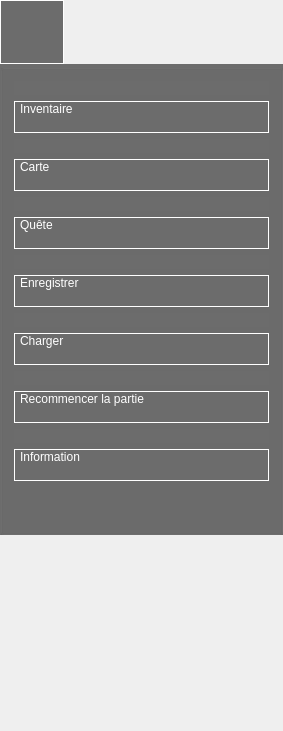
This is Projet Poo Master/ImageCliquable/QLafayetteMenu.ui in GuillaumeHuguerre/POOGROUPE as Qt 5 draws it before an edit. The edited form follows.
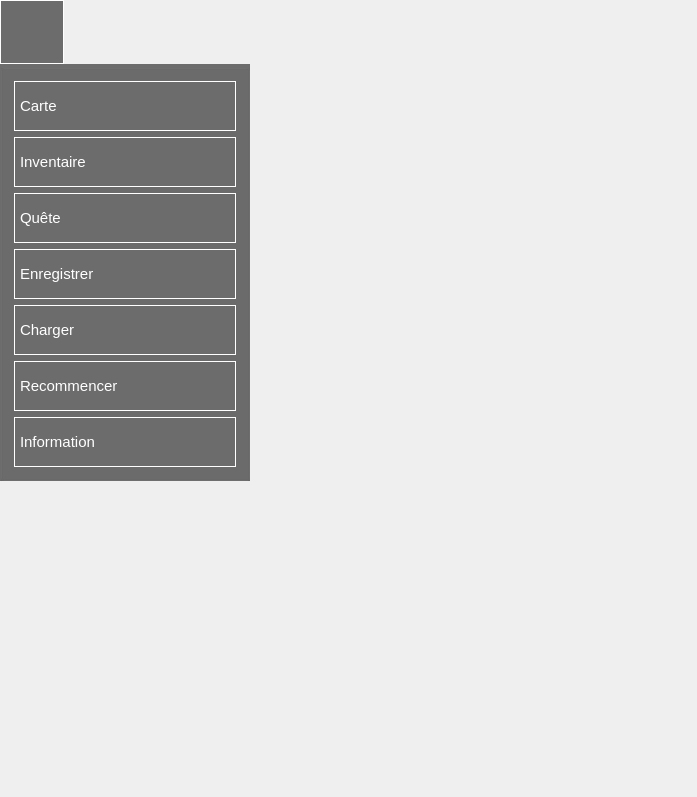
This is the edited form. Icons and pictures are not drawn.

```diff
--- a/Projet Poo Master/ImageCliquable/QLafayetteMenu.ui
+++ b/Projet Poo Master/ImageCliquable/QLafayetteMenu.ui
@@ -6,20 +6,27 @@
    <rect>
     <x>0</x>
     <y>0</y>
-    <width>283</width>
-    <height>731</height>
+    <width>697</width>
+    <height>797</height>
    </rect>
   </property>
+  <property name="minimumSize">
+   <size>
+    <width>0</width>
+    <height>20</height>
+   </size>
+  </property>
   <property name="windowTitle">
    <string>QLafayetteMenu</string>
   </property>
   <property name="styleSheet">
-   <string notr="true">QPushButton {
+   <string notr="true">QPushButton{
 	background-color : transparent;
-	text-align :top, left;
+	text-align : left;
 	border : 1px solid white;
 	padding-left :5px;
 	color: white;
+	font-size: 15px;
 }</string>
   </property>
   <layout class="QVBoxLayout" name="verticalLayout">
@@ -72,9 +79,12 @@
        <property name="orientation">
         <enum>Qt::Horizontal</enum>
        </property>
+       <property name="sizeType">
+        <enum>QSizePolicy::Expanding</enum>
+       </property>
        <property name="sizeHint" stdset="0">
         <size>
-         <width>40</width>
+         <width>100</width>
          <height>20</height>
         </size>
        </property>
@@ -87,6 +97,12 @@
      <property name="enabled">
       <bool>true</bool>
      </property>
+     <property name="maximumSize">
+      <size>
+       <width>250</width>
+       <height>16777215</height>
+      </size>
+     </property>
      <property name="font">
       <font>
        <kerning>false</kerning>
@@ -117,218 +133,309 @@
       <bool>false</bool>
      </property>
      <layout class="QVBoxLayout" name="verticalLayout_2">
-      <item>
-       <widget class="QLabel" name="label_3">
-        <property name="text">
-         <string/>
-        </property>
-        <property name="pixmap">
-         <pixmap>../../../../../../kevch/Desktop/images poo/_Inventaire1.jpg</pixmap>
-        </property>
-        <property name="scaledContents">
-         <bool>true</bool>
-        </property>
-       </widget>
-      </item>
-      <item>
-       <widget class="QPushButton" name="pushButton_8">
-        <property name="minimumSize">
-         <size>
-          <width>0</width>
-          <height>32</height>
-         </size>
-        </property>
-        <property name="text">
-         <string>Inventaire </string>
-        </property>
-       </widget>
-      </item>
-      <item>
-       <widget class="QLabel" name="carte">
-        <property name="text">
-         <string/>
-        </property>
-        <property name="pixmap">
-         <pixmap>../../../../../../kevch/Desktop/images poo/_Carte.png</pixmap>
-        </property>
-        <property name="scaledContents">
-         <bool>true</bool>
-        </property>
-        <property name="wordWrap">
-         <bool>false</bool>
-        </property>
-        <property name="openExternalLinks">
-         <bool>false</bool>
-        </property>
-       </widget>
-      </item>
       <item>
        <widget class="QPushButton" name="pushButton_9">
+        <property name="enabled">
+         <bool>true</bool>
+        </property>
         <property name="minimumSize">
          <size>
-          <width>0</width>
-          <height>32</height>
+          <width>100</width>
+          <height>50</height>
          </size>
         </property>
+        <property name="mouseTracking">
+         <bool>false</bool>
+        </property>
+        <property name="acceptDrops">
+         <bool>false</bool>
+        </property>
+        <property name="autoFillBackground">
+         <bool>false</bool>
+        </property>
         <property name="text">
          <string>Carte </string>
         </property>
+        <property name="icon">
+         <iconset>
+          <normaloff>D:/IUT - cours/projet POO/images poo/_Carte.png</normaloff>D:/IUT - cours/projet POO/images poo/_Carte.png</iconset>
+        </property>
+        <property name="iconSize">
+         <size>
+          <width>25</width>
+          <height>25</height>
+         </size>
+        </property>
+        <property name="autoDefault">
+         <bool>true</bool>
+        </property>
+        <property name="default">
+         <bool>true</bool>
+        </property>
+        <property name="flat">
+         <bool>true</bool>
+        </property>
        </widget>
       </item>
       <item>
-       <widget class="QLabel" name="quete">
+       <widget class="QPushButton" name="pushButton_8">
+        <property name="enabled">
+         <bool>true</bool>
+        </property>
+        <property name="minimumSize">
+         <size>
+          <width>100</width>
+          <height>50</height>
+         </size>
+        </property>
+        <property name="mouseTracking">
+         <bool>false</bool>
+        </property>
+        <property name="acceptDrops">
+         <bool>false</bool>
+        </property>
+        <property name="autoFillBackground">
+         <bool>false</bool>
+        </property>
         <property name="text">
-         <string/>
+         <string>Inventaire </string>
         </property>
         <property name="pixmap">
          <pixmap>../../../../../../kevch/Desktop/images poo/_Loupe.png</pixmap>
         </property>
-        <property name="scaledContents">
+        <property name="iconSize">
+         <size>
+          <width>25</width>
+          <height>25</height>
+         </size>
+        </property>
+        <property name="autoDefault">
+         <bool>true</bool>
+        </property>
+        <property name="default">
+         <bool>true</bool>
+        </property>
+        <property name="flat">
          <bool>true</bool>
         </property>
        </widget>
       </item>
       <item>
        <widget class="QPushButton" name="pushButton_10">
+        <property name="enabled">
+         <bool>true</bool>
+        </property>
         <property name="minimumSize">
          <size>
-          <width>0</width>
-          <height>32</height>
+          <width>100</width>
+          <height>50</height>
          </size>
         </property>
+        <property name="mouseTracking">
+         <bool>false</bool>
+        </property>
+        <property name="acceptDrops">
+         <bool>false</bool>
+        </property>
+        <property name="autoFillBackground">
+         <bool>false</bool>
+        </property>
         <property name="text">
          <string>Quête</string>
         </property>
-       </widget>
-      </item>
-      <item>
-       <widget class="QLabel" name="enregistrer">
-        <property name="text">
-         <string/>
+        <property name="icon">
+         <iconset>
+          <normaloff>D:/IUT - cours/projet POO/images poo/_Loupe.png</normaloff>D:/IUT - cours/projet POO/images poo/_Loupe.png</iconset>
         </property>
-        <property name="pixmap">
-         <pixmap>../../../../../../kevch/Desktop/images poo/_Enregistrer.png</pixmap>
+        <property name="iconSize">
+         <size>
+          <width>25</width>
+          <height>25</height>
+         </size>
         </property>
-        <property name="scaledContents">
+        <property name="autoDefault">
+         <bool>true</bool>
+        </property>
+        <property name="default">
+         <bool>true</bool>
+        </property>
+        <property name="flat">
          <bool>true</bool>
         </property>
        </widget>
       </item>
       <item>
        <widget class="QPushButton" name="pushButton_11">
+        <property name="enabled">
+         <bool>true</bool>
+        </property>
         <property name="minimumSize">
          <size>
-          <width>0</width>
-          <height>32</height>
+          <width>100</width>
+          <height>50</height>
          </size>
         </property>
+        <property name="mouseTracking">
+         <bool>false</bool>
+        </property>
+        <property name="acceptDrops">
+         <bool>false</bool>
+        </property>
+        <property name="autoFillBackground">
+         <bool>false</bool>
+        </property>
         <property name="text">
          <string>Enregistrer </string>
         </property>
-       </widget>
-      </item>
-      <item>
-       <widget class="QLabel" name="label_2">
-        <property name="text">
-         <string/>
+        <property name="icon">
+         <iconset>
+          <normaloff>D:/IUT - cours/projet POO/images poo/_Enregistrer.png</normaloff>D:/IUT - cours/projet POO/images poo/_Enregistrer.png</iconset>
         </property>
-        <property name="pixmap">
-         <pixmap>../../../../../../kevch/Desktop/images poo/_Upload.png</pixmap>
+        <property name="iconSize">
+         <size>
+          <width>25</width>
+          <height>25</height>
+         </size>
         </property>
-        <property name="scaledContents">
+        <property name="autoDefault">
+         <bool>true</bool>
+        </property>
+        <property name="default">
+         <bool>true</bool>
+        </property>
+        <property name="flat">
          <bool>true</bool>
         </property>
        </widget>
       </item>
       <item>
        <widget class="QPushButton" name="pushButton_12">
+        <property name="enabled">
+         <bool>true</bool>
+        </property>
         <property name="minimumSize">
          <size>
-          <width>0</width>
-          <height>32</height>
+          <width>100</width>
+          <height>50</height>
          </size>
         </property>
+        <property name="mouseTracking">
+         <bool>false</bool>
+        </property>
+        <property name="acceptDrops">
+         <bool>false</bool>
+        </property>
+        <property name="autoFillBackground">
+         <bool>false</bool>
+        </property>
         <property name="text">
          <string>Charger</string>
         </property>
-       </widget>
-      </item>
-      <item>
-       <widget class="QLabel" name="label">
-        <property name="text">
-         <string/>
+        <property name="icon">
+         <iconset>
+          <normaloff>D:/IUT - cours/projet POO/images poo/_Upload.png</normaloff>D:/IUT - cours/projet POO/images poo/_Upload.png</iconset>
         </property>
-        <property name="pixmap">
-         <pixmap>../../../../../../kevch/Desktop/images poo/_Retour.png</pixmap>
+        <property name="iconSize">
+         <size>
+          <width>25</width>
+          <height>25</height>
+         </size>
         </property>
-        <property name="scaledContents">
+        <property name="autoDefault">
+         <bool>true</bool>
+        </property>
+        <property name="default">
+         <bool>true</bool>
+        </property>
+        <property name="flat">
          <bool>true</bool>
         </property>
        </widget>
       </item>
       <item>
        <widget class="QPushButton" name="pushButton_13">
+        <property name="enabled">
+         <bool>true</bool>
+        </property>
         <property name="minimumSize">
          <size>
-          <width>0</width>
-          <height>32</height>
+          <width>100</width>
+          <height>50</height>
          </size>
         </property>
         <property name="acceptDrops">
-         <bool>true</bool>
+         <bool>false</bool>
+        </property>
+        <property name="autoFillBackground">
+         <bool>false</bool>
         </property>
         <property name="text">
-         <string>Recommencer la partie</string>
+         <string>Recommencer</string>
+        </property>
+        <property name="icon">
+         <iconset>
+          <normaloff>D:/IUT - cours/projet POO/images poo/_Retour.png</normaloff>D:/IUT - cours/projet POO/images poo/_Retour.png</iconset>
+        </property>
+        <property name="iconSize">
+         <size>
+          <width>25</width>
+          <height>25</height>
+         </size>
         </property>
         <property name="autoDefault">
-         <bool>false</bool>
+         <bool>true</bool>
         </property>
         <property name="default">
-         <bool>false</bool>
+         <bool>true</bool>
         </property>
         <property name="flat">
-         <bool>false</bool>
-        </property>
-       </widget>
-      </item>
-      <item>
-       <widget class="QLabel" name="information">
-        <property name="text">
-         <string/>
-        </property>
-        <property name="pixmap">
-         <pixmap>../../../../../../kevch/Desktop/images poo/_Informations.png</pixmap>
-        </property>
-        <property name="scaledContents">
          <bool>true</bool>
         </property>
        </widget>
       </item>
       <item>
        <widget class="QPushButton" name="pushButton_14">
+        <property name="enabled">
+         <bool>true</bool>
+        </property>
         <property name="minimumSize">
          <size>
-          <width>0</width>
-          <height>32</height>
+          <width>100</width>
+          <height>50</height>
          </size>
         </property>
+        <property name="mouseTracking">
+         <bool>false</bool>
+        </property>
+        <property name="acceptDrops">
+         <bool>false</bool>
+        </property>
+        <property name="autoFillBackground">
+         <bool>false</bool>
+        </property>
         <property name="text">
          <string>Information</string>
         </property>
-       </widget>
-      </item>
-      <item>
-       <spacer name="verticalSpacer">
-        <property name="orientation">
-         <enum>Qt::Vertical</enum>
+        <property name="icon">
+         <iconset>
+          <normaloff>D:/IUT - cours/projet POO/images poo/_Informations.png</normaloff>D:/IUT - cours/projet POO/images poo/_Informations.png</iconset>
         </property>
-        <property name="sizeHint" stdset="0">
+        <property name="iconSize">
          <size>
-          <width>20</width>
-          <height>40</height>
+          <width>25</width>
+          <height>25</height>
          </size>
         </property>
-       </spacer>
+        <property name="autoDefault">
+         <bool>true</bool>
+        </property>
+        <property name="default">
+         <bool>true</bool>
+        </property>
+        <property name="flat">
+         <bool>true</bool>
+        </property>
+       </widget>
       </item>
      </layout>
     </widget>
@@ -338,10 +445,13 @@
      <property name="orientation">
       <enum>Qt::Vertical</enum>
      </property>
+     <property name="sizeType">
+      <enum>QSizePolicy::Expanding</enum>
+     </property>
      <property name="sizeHint" stdset="0">
       <size>
-       <width>20</width>
-       <height>40</height>
+       <width>100</width>
+       <height>100</height>
       </size>
      </property>
     </spacer>
```
Left out of the diff: 10 changed lines with no effect on the pictures.
